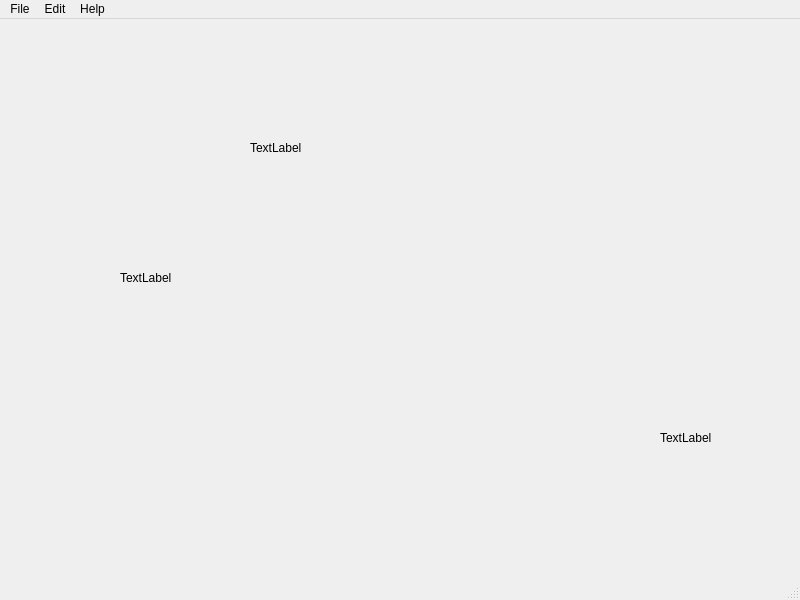
Qt form form.ui (BoskoDelic/EBook-Manager) before a commit.
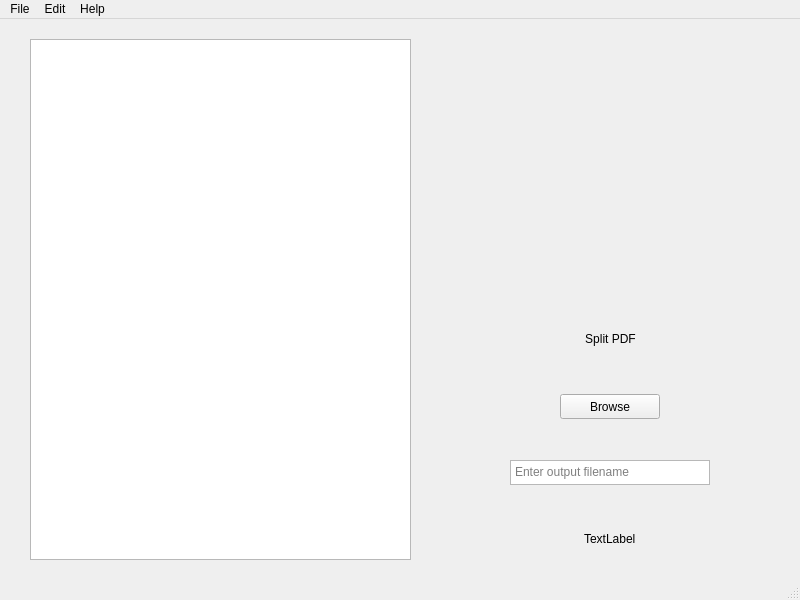
The same form after that commit.

Commit message: Design PDF splitter section

```diff
--- a/form.ui
+++ b/form.ui
@@ -18,44 +18,93 @@
    <string>MainWindow</string>
   </property>
   <widget class="QWidget" name="centralwidget">
-   <widget class="QLabel" name="label">
+   <widget class="QTableWidget" name="tableWidget">
     <property name="geometry">
      <rect>
-      <x>250</x>
-      <y>120</y>
-      <width>67</width>
-      <height>17</height>
+      <x>30</x>
+      <y>20</y>
+      <width>381</width>
+      <height>521</height>
      </rect>
     </property>
-    <property name="text">
-     <string>TextLabel</string>
-    </property>
    </widget>
-   <widget class="QLabel" name="label_2">
+   <widget class="QWidget" name="verticalLayoutWidget">
     <property name="geometry">
      <rect>
-      <x>120</x>
-      <y>250</y>
-      <width>67</width>
-      <height>17</height>
+      <x>449</x>
+      <y>20</y>
+      <width>321</width>
+      <height>261</height>
      </rect>
     </property>
-    <property name="text">
-     <string>TextLabel</string>
-    </property>
+    <layout class="QVBoxLayout" name="verticalLayout"/>
    </widget>
-   <widget class="QLabel" name="label_3">
+   <widget class="QWidget" name="verticalLayoutWidget_2">
     <property name="geometry">
      <rect>
-      <x>660</x>
-      <y>410</y>
-      <width>67</width>
-      <height>17</height>
+      <x>450</x>
+      <y>290</y>
+      <width>321</width>
+      <height>261</height>
      </rect>
     </property>
-    <property name="text">
-     <string>TextLabel</string>
-    </property>
+    <layout class="QVBoxLayout" name="verticalLayout_2">
+     <item alignment="Qt::AlignVCenter">
+      <widget class="QLabel" name="label">
+       <property name="text">
+        <string>Split PDF</string>
+       </property>
+       <property name="alignment">
+        <set>Qt::AlignHCenter|Qt::AlignTop</set>
+       </property>
+      </widget>
+     </item>
+     <item alignment="Qt::AlignHCenter|Qt::AlignVCenter">
+      <widget class="QPushButton" name="pb_browse">
+       <property name="minimumSize">
+        <size>
+         <width>100</width>
+         <height>25</height>
+        </size>
+       </property>
+       <property name="maximumSize">
+        <size>
+         <width>100</width>
+         <height>25</height>
+        </size>
+       </property>
+       <property name="text">
+        <string>Browse</string>
+       </property>
+      </widget>
+     </item>
+     <item alignment="Qt::AlignHCenter|Qt::AlignVCenter">
+      <widget class="QPlainTextEdit" name="plainTextEdit">
+       <property name="maximumSize">
+        <size>
+         <width>200</width>
+         <height>25</height>
+        </size>
+       </property>
+       <property name="verticalScrollBarPolicy">
+        <enum>Qt::ScrollBarAlwaysOff</enum>
+       </property>
+       <property name="horizontalScrollBarPolicy">
+        <enum>Qt::ScrollBarAlwaysOff</enum>
+       </property>
+       <property name="placeholderText">
+        <string>Enter output filename</string>
+       </property>
+      </widget>
+     </item>
+     <item alignment="Qt::AlignHCenter|Qt::AlignVCenter">
+      <widget class="QLabel" name="lb_work_done">
+       <property name="text">
+        <string>TextLabel</string>
+       </property>
+      </widget>
+     </item>
+    </layout>
    </widget>
   </widget>
   <widget class="QMenuBar" name="menubar">
```
Left out of the diff: 6 changed lines with no effect on the pictures. The commit also changes 4 other files.
